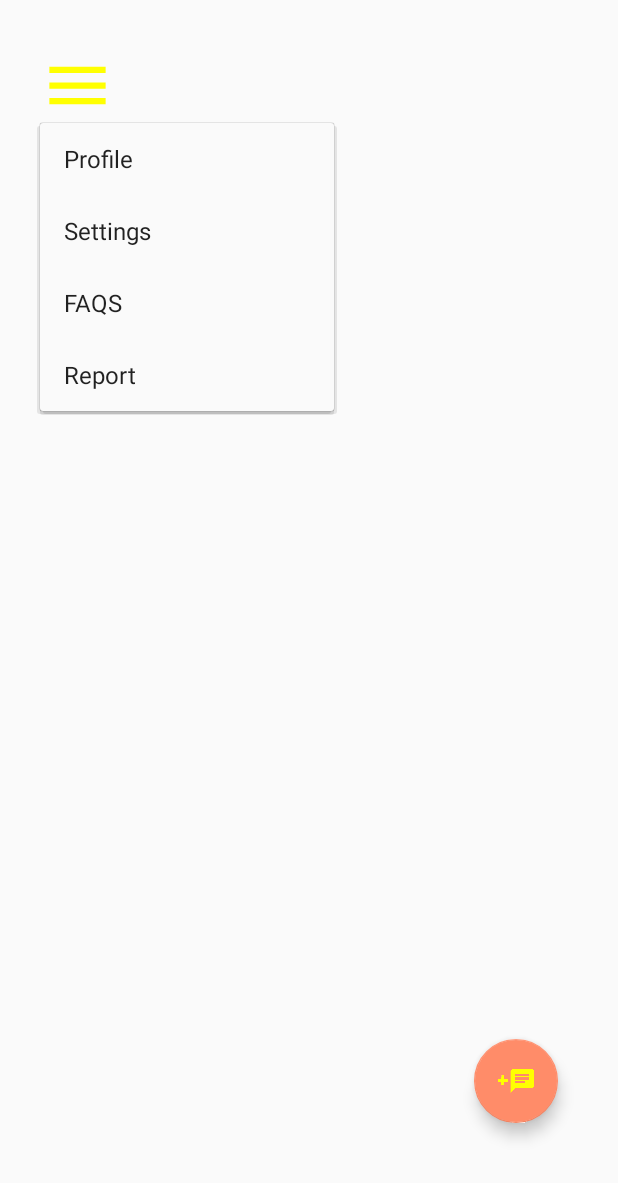
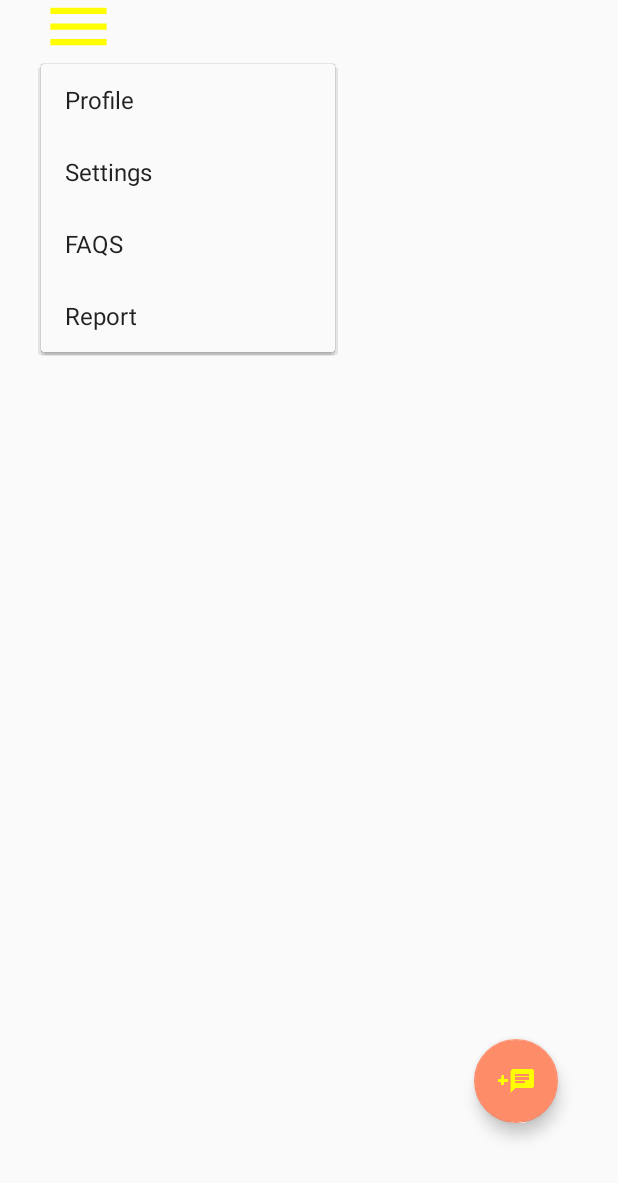
Before and after one commit to BarberShop401/mapChat, an Android app: the screen it shows after launch (MapsActivity), after a tap on an icon or button, on a phone screen of 412 x 824 dp, the part 53-1236 px from its top. Run offline under Robolectric (Android 15) with nearby library versions, the light colour scheme and no system bars; our stand-ins replace Firebase (no records; nobody signed in at launch, a user with empty details on screens opened directly); 2 statements that could not run were skipped.

Commit message:
hamburger menu staying at the top left in both horizontal and vertical view

```diff
--- a/app/src/main/res/layout/activity_maps.xml
+++ b/app/src/main/res/layout/activity_maps.xml
@@ -25,13 +25,10 @@
             android:layout_marginStart="27dp"
             android:layout_marginLeft="27dp"
             android:layout_marginTop="28dp"
-            android:layout_marginEnd="337dp"
-            android:layout_marginRight="337dp"
-            android:layout_marginBottom="660dp"
+
             android:onClick="showPopup"
             android:text="show popup"
-            app:layout_constraintBottom_toBottomOf="parent"
-            app:layout_constraintEnd_toEndOf="parent"
+
             app:layout_constraintHorizontal_bias="0.407"
             app:layout_constraintStart_toStartOf="parent"
             app:layout_constraintTop_toTopOf="parent"
```
